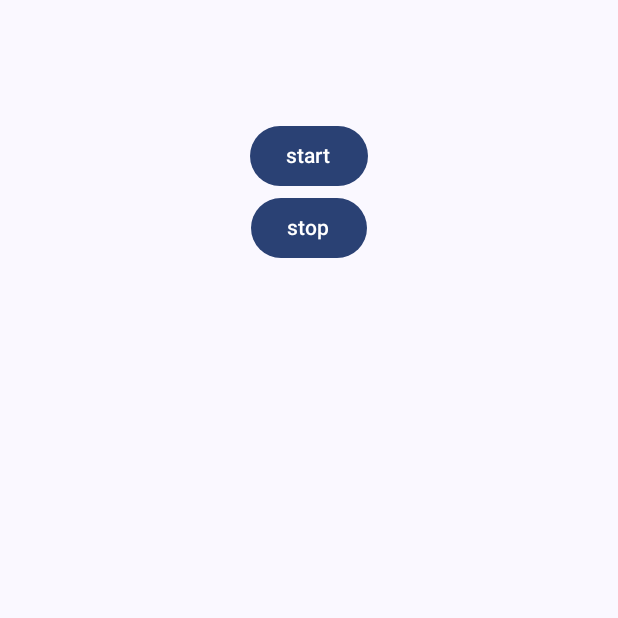
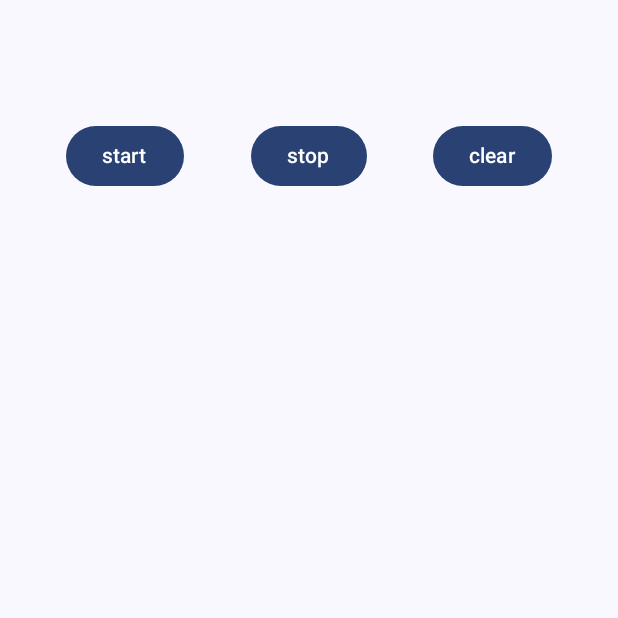
Before and after one commit to greenkitsanu/ble_search_demo, an Android app built with Jetpack Compose: the screen it shows after launch (MainActivity), on a phone screen of 412 x 824 dp, the top half of it. Run offline under Robolectric (Android 15) with nearby library versions, the phone set to English and light mode, and no system bars; libraries missing offline, so code that uses them is left out: com.inuker.bluetooth, com.veepoo.protocol; 3 statements that could not run were skipped.

Commit message:
update clear

```diff
--- a/app/src/main/java/com/example/ble/MainActivity.kt
+++ b/app/src/main/java/com/example/ble/MainActivity.kt
@@ -6,8 +6,11 @@ import androidx.activity.ComponentActivity
 import androidx.activity.compose.setContent
 import androidx.activity.enableEdgeToEdge
 import androidx.activity.result.contract.ActivityResultContracts
+import androidx.compose.foundation.layout.Arrangement
 import androidx.compose.foundation.layout.Column
+import androidx.compose.foundation.layout.Row
 import androidx.compose.foundation.layout.fillMaxSize
+import androidx.compose.foundation.layout.fillMaxWidth
 import androidx.compose.foundation.layout.padding
 import androidx.compose.foundation.lazy.LazyColumn
 import androidx.compose.foundation.lazy.items
@@ -16,6 +19,7 @@ import androidx.compose.material3.Scaffold
 import androidx.compose.material3.Text
 import androidx.compose.runtime.Composable
 import androidx.compose.runtime.getValue
+import androidx.compose.runtime.mutableStateListOf
 import androidx.compose.runtime.mutableStateOf
 import androidx.compose.runtime.remember
 import androidx.compose.runtime.setValue
@@ -34,7 +38,7 @@ import com.inuker.bluetooth.library.search.response.SearchResponse
 import com.inuker.bluetooth.library.utils.BluetoothLog
 import com.veepoo.protocol.VPOperateManager
 
-data class blModel(
+data class BlModel(
     val name: String,
     val address: String
 )
@@ -106,8 +110,8 @@ fun MainScreen() {
     }
 
     val context = LocalContext.current
-    var list by remember {
-        mutableStateOf<ArrayList<blModel>>(arrayListOf())
+    var list = remember {
+        mutableStateListOf<BlModel>()
     }
     val mClient = BluetoothClient(context);
     val request = SearchRequest.Builder()
@@ -121,9 +125,11 @@ fun MainScreen() {
 
             mClient.search(request, object : SearchResponse {
                 override fun onSearchStarted() {
+                    status = "onSearchStarted"
                 }
 
                 override fun onDeviceFounded(device: SearchResult) {
+                    status = "onDeviceFounded"
                     val beacon = Beacon(device.scanRecord)
                     device.name
                     BluetoothLog.v(
@@ -134,19 +140,29 @@ fun MainScreen() {
                             beacon.toString()
                         )
                     )
-                    status = device.address
-                    list.add(blModel(name = device.name, address = device.address))
+
+                    list.find { f -> f.address != device.address }?.let {
+                        list.add(BlModel(name = device.name, address = device.address))
+                    } ?: run {
+                        list.add(BlModel(name = device.name, address = device.address))
+                    }
+
                 }
 
                 override fun onSearchStopped() {
+                    status = "onSearchStopped"
                 }
 
                 override fun onSearchCanceled() {
+                    status = "onSearchCanceled"
                 }
             })
         },
         callbackStop = {
             mClient.stopSearch()
+        },
+        callbackClear = {
+            list.clear()
         },
         listBL = list
     )
@@ -159,7 +175,8 @@ fun MainScreenContent(
     status: String = "",
     callbackStart: () -> Unit = {},
     callbackStop: () -> Unit = {},
-    listBL: ArrayList<blModel> = arrayListOf()
+    callbackClear: () -> Unit = {},
+    listBL: List<BlModel> = arrayListOf()
 ) {
     Column(
         modifier = Modifier
@@ -172,6 +189,7 @@ fun MainScreenContent(
             text = status,
             modifier = Modifier
         )
+        Row(modifier = Modifier.fillMaxWidth(), horizontalArrangement = Arrangement.SpaceEvenly) {
             Button(
                 onClick = {
                     callbackStart()
@@ -186,7 +204,20 @@ fun MainScreenContent(
             ) {
                 Text("stop")
             }
-        LazyColumn(modifier = Modifier.fillMaxSize().padding(16.dp)) {
+            Button(
+                onClick = {
+                    callbackClear()
+                }
+            ) {
+                Text("clear")
+            }
+        }
+
+        LazyColumn(
+            modifier = Modifier
+                .fillMaxSize()
+                .padding(16.dp)
+        ) {
             items(listBL) {
                 Text("name" + it.name + " address" + it.address)
             }
```
Lines whose indentation alone changed are shown as unchanged.
